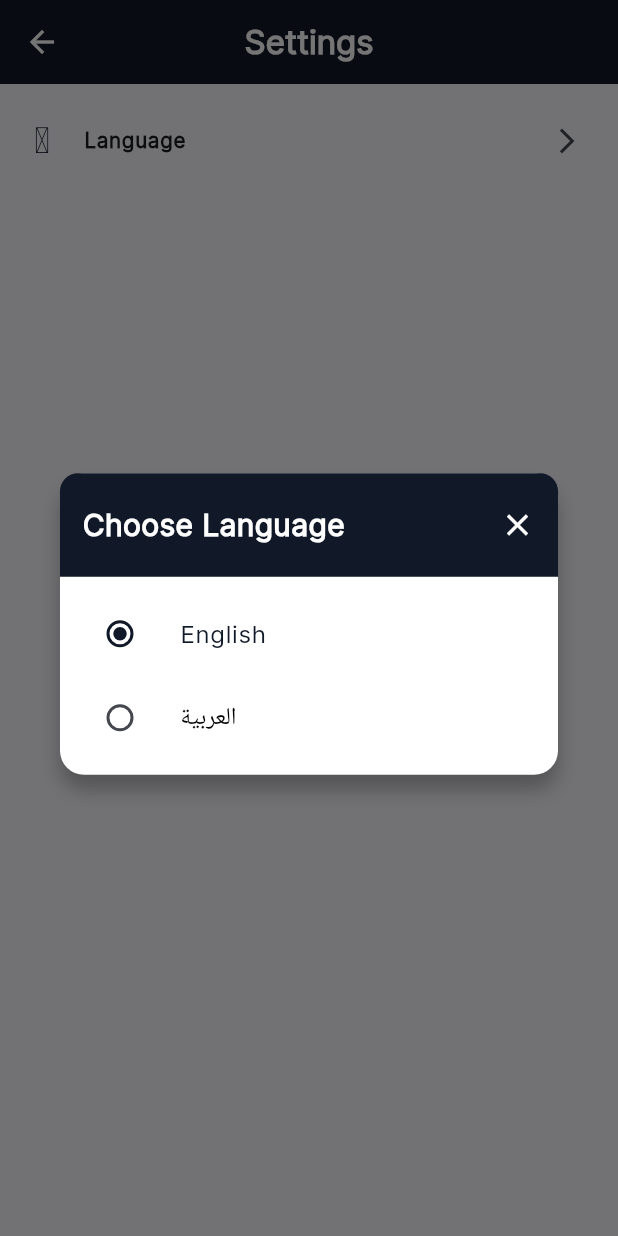
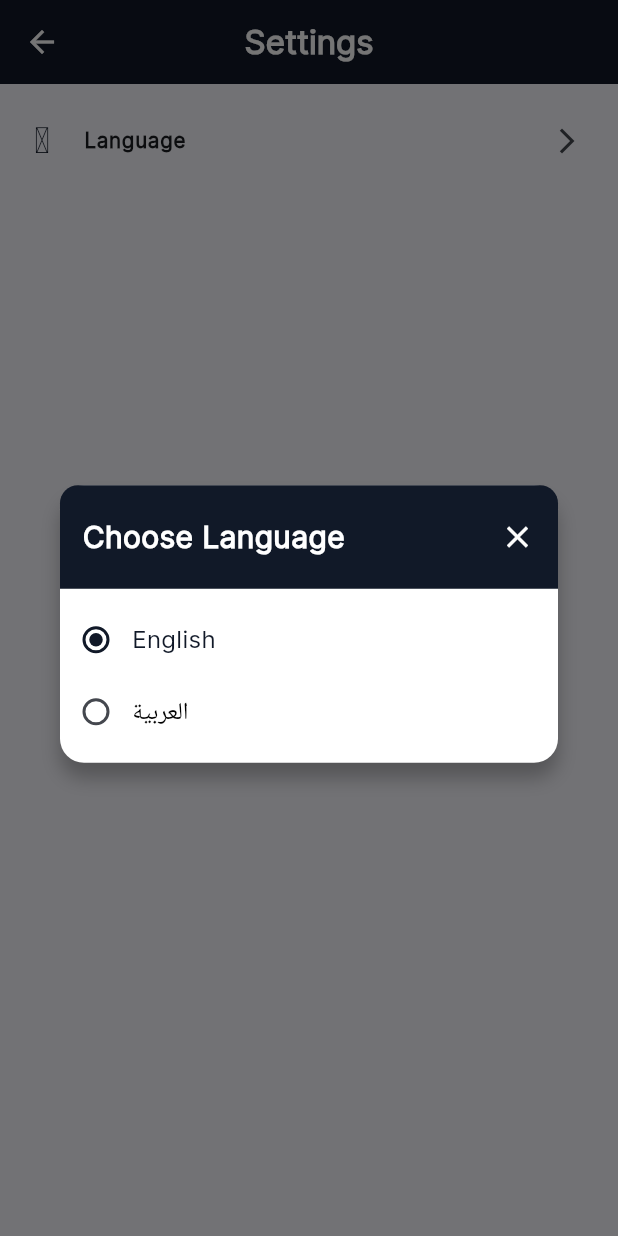
Before and after one commit to faiz771/LawyerApp, a Flutter app: the SettingsScreen screen opened directly, after a tap on "Language", on a phone screen of 412 x 824 dp. Run offline on Flutter 3.47's test engine with Material 3 defaults, Android fonts, the phone set to English and light mode, and no system bars; our stand-ins replace assets_audio_player, audioplayers, bottom_navy_bar, carousel_slider, chewie, dropdown_textfield and 11 more; missing offline and left inert: chewie_audio; accounts and stored records are empty; generated files the repository leaves out were written again; network calls fail.

Commit message:
fixed grey screen error

```diff
--- a/lib/controllers/change_password_controller.dart
+++ b/lib/controllers/change_password_controller.dart
@@ -42,6 +42,7 @@ class ChangePasswordController extends GetxController {
       }
     } catch (error) {
       isLoading.value = false;
+      showStylishBottomToast('Error please try again');
       print('Error during password update: $error');
     }
   }
--- a/lib/controllers/edit_profile_controller.dart
+++ b/lib/controllers/edit_profile_controller.dart
@@ -99,6 +99,7 @@ class EditProfileController extends GetxController {
       }
     } catch (e) {
       print('Error updating profile: $e');
+      showStylishBottomToast('Error please try again');
       isloading.value = false;
     }
   }
@@ -155,6 +156,7 @@ class EditProfileController extends GetxController {
         isloading.value = false;
       }
     } catch (e) {
+      showStylishBottomToast('Error please try again');
       print('Error updating profile: $e');
       isloading.value = false;
     }
--- a/lib/controllers/favorite_controller.dart
+++ b/lib/controllers/favorite_controller.dart
@@ -43,6 +43,7 @@ class FavoriteController extends GetxController {
       }
     } catch (error) {
       print('Error: $error');
+      showStylishBottomToast('Error please try again');
       throw error;
     }
   }
@@ -81,6 +82,7 @@ class FavoriteController extends GetxController {
       }
     } catch (error) {
       print('Error: $error');
+      showStylishBottomToast('Error please try again');
       // Handle error here
     }
   }
--- a/lib/controllers/forgot_password_controller.dart
+++ b/lib/controllers/forgot_password_controller.dart
@@ -37,6 +37,7 @@ class ForgotPasswordController extends GetxController {
       }
     } catch (error) {
       isLoading.value = false;
+      showStylishBottomToast('Error please try again');
       print('Error ${error.toString()}');
       // Error sending request
     }
--- a/lib/controllers/login_controller.dart
+++ b/lib/controllers/login_controller.dart
@@ -83,6 +83,7 @@ class LoginController extends GetxController {
       }
     } catch (error) {
       isLoading.value = false;
+      showStylishBottomToast('Error please try again');
       print('Error during login: $error');
     }
   }
--- a/lib/controllers/otp_controller.dart
+++ b/lib/controllers/otp_controller.dart
@@ -52,6 +52,7 @@ class VerifyOtpController extends GetxController {
       }
     } catch (error) {
       isLoading.value = false;
+      showStylishBottomToast('Error please try again');
       print('Error during email verification: $error');
     }
   }
@@ -93,6 +94,7 @@ class VerifyOtpController extends GetxController {
       }
     } catch (error) {
       isLoading.value = false;
+      showStylishBottomToast('Error please try again');
       print('Error during email verification: $error');
     }
   }
--- a/lib/controllers/profile_setting_controller.dart
+++ b/lib/controllers/profile_setting_controller.dart
@@ -48,6 +48,7 @@ class ProfileSettingController extends GetxController {
       }
     } catch (error) {
       isLoading.value = false;
+      showStylishBottomToast('Error please try again');
       print('Error during password update: $error');
     }
   }
--- a/lib/controllers/signup_controller.dart
+++ b/lib/controllers/signup_controller.dart
@@ -73,6 +73,7 @@ class SignUpController extends GetxController {
       }
     } catch (error) {
       isLoading.value = false;
+      showStylishBottomToast('Error please try again');
       print('Error during signup: $error');
     }
   }
--- a/lib/screens/settings.dart
+++ b/lib/screens/settings.dart
@@ -54,6 +54,7 @@ class SettingsScreen extends StatelessWidget {
   }
 
   void showLanguageDialog(BuildContext context) {
+    final LanguageController languageController = Get.put(LanguageController());
     String currentLanguage = languageController.currentLanguage;
 
     showDialog(
@@ -130,12 +131,24 @@ class SettingsScreen extends StatelessWidget {
                       ),
                     ),
                     SizedBox(height: 10.0),
-                    ListTile(
+                    InkWell(
                       onTap: () async {
                         await languageController.changeLanguage('en');
                         Navigator.pop(context, 'en');
                       },
-                      title: Text(
+                      child: Container(
+                        child: Row(
+                          children: [
+                            Radio(
+                              activeColor: AppColor.teelColor,
+                              value: 'en',
+                              groupValue: currentLanguage,
+                              onChanged: (String? value) async {
+                                await languageController.changeLanguage(value!);
+                                Navigator.pop(context, value);
+                              },
+                            ),
+                            Text(
                               'English',
                               style: TextStyle(
                                 fontSize: 16.0,
@@ -144,25 +157,36 @@ class SettingsScreen extends StatelessWidget {
                                     : Colors.black,
                               ),
                             ),
-                      leading: Radio(
+                          ],
+                        ),
+                      ),
+                    ),
+                    // ListTile(
+
+                    //   title:
+                    //   leading:
+                    // ),
+                    // // Divider(
+                    //   color: AppColor.teelColor,
+                    // ),
+                    InkWell(
+                      onTap: () async {
+                        await languageController.changeLanguage('ar');
+                        Navigator.pop(context, 'ar');
+                      },
+                      child: Container(
+                        child: Row(
+                          children: [
+                            Radio(
                               activeColor: AppColor.teelColor,
-                        value: 'en',
+                              value: 'ar',
                               groupValue: currentLanguage,
                               onChanged: (String? value) async {
                                 await languageController.changeLanguage(value!);
                                 Navigator.pop(context, value);
                               },
                             ),
-                    ),
-                    // Divider(
-                    //   color: AppColor.teelColor,
-                    // ),
-                    ListTile(
-                      onTap: () async {
-                        await languageController.changeLanguage('ar');
-                        Navigator.pop(context, 'ar');
-                      },
-                      title: Text(
+                            Text(
                               'العربية',
                               style: TextStyle(
                                 fontSize: 16.0,
@@ -171,16 +195,15 @@ class SettingsScreen extends StatelessWidget {
                                     : Colors.black,
                               ),
                             ),
-                      leading: Radio(
-                        activeColor: AppColor.teelColor,
-                        value: 'ar',
-                        groupValue: currentLanguage,
-                        onChanged: (String? value) async {
-                          await languageController.changeLanguage(value!);
-                          Navigator.pop(context, value);
-                        },
+                          ],
                         ),
                       ),
+                    ),
+                    // ListTile(
+
+                    //   title:
+                    //   leading:
+                    // ),
                     SizedBox(
                       height: 10,
                     )
```
Also changed, not shown: lib/auth_screens/login_screen.dart (+44 -22 lines), lib/screens/onboarding_screen.dart (+44 -22 lines). Lines whose indentation alone changed are shown as unchanged.
